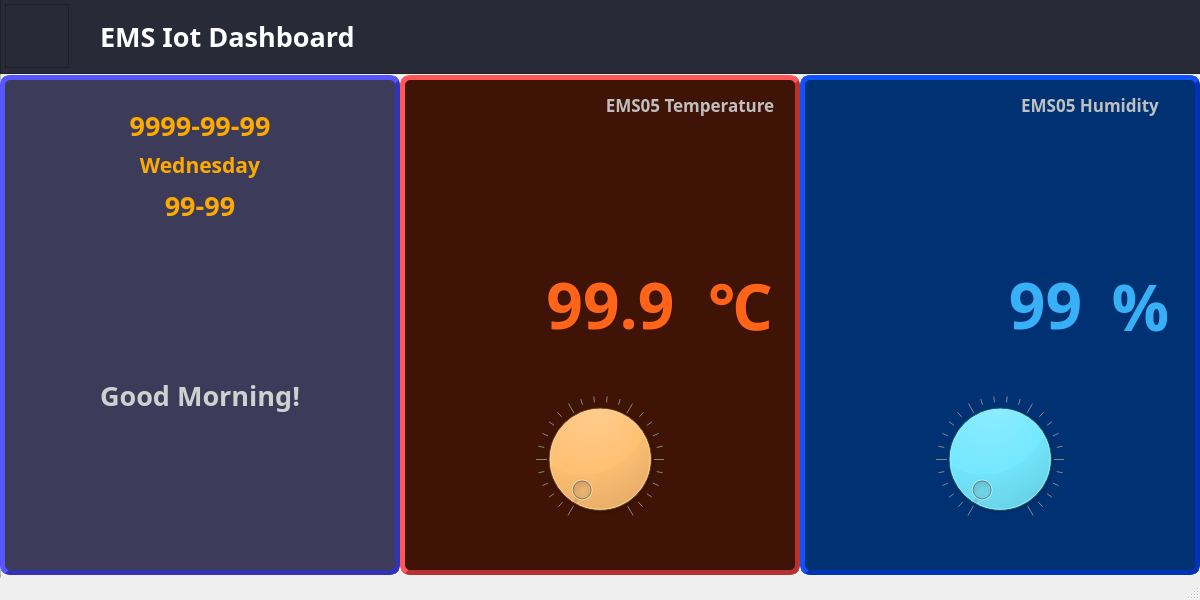
This is ui/dashboard.ui in ParkYongJun03/EMS_Comm as Qt 5 draws it before an edit. The edited form follows.
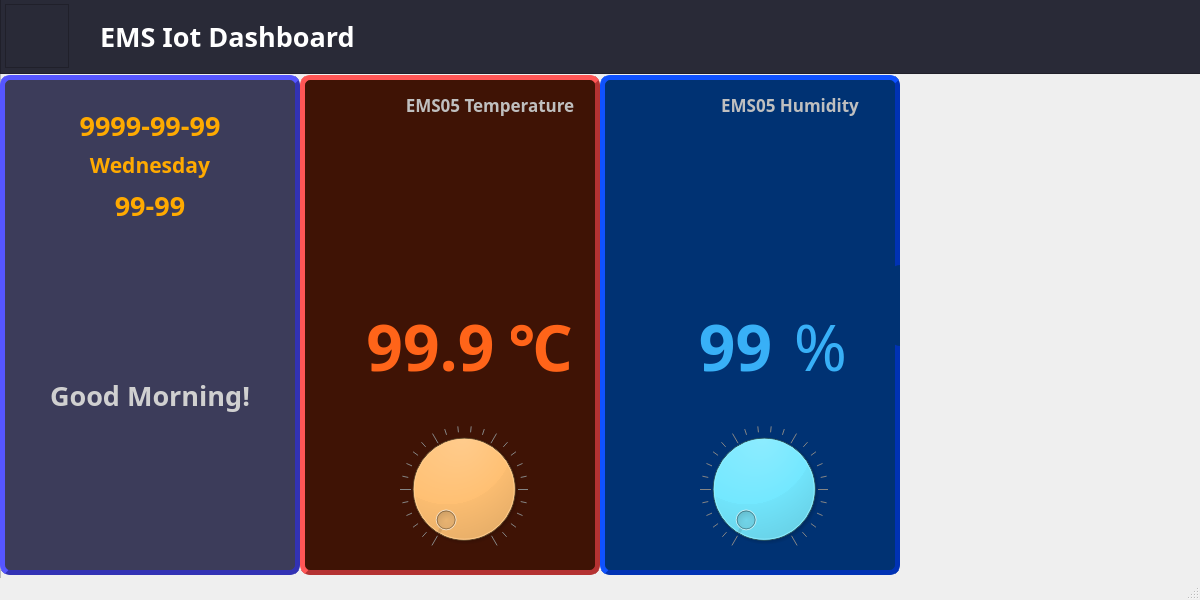
This is the edited form. Icons and pictures are not drawn.

What changed in the file:
```diff
--- a/ui/dashboard.ui
+++ b/ui/dashboard.ui
@@ -114,7 +114,7 @@
       <rect>
        <x>0</x>
        <y>75</y>
-       <width>400</width>
+       <width>300</width>
        <height>500</height>
       </rect>
      </property>
@@ -134,7 +134,7 @@
      <widget class="QFrame" name="weatherFrame">
       <property name="geometry">
        <rect>
-        <x>168</x>
+        <x>118</x>
         <y>180</y>
         <width>64</width>
         <height>64</height>
@@ -154,7 +154,7 @@
      <widget class="QLabel" name="lblDate">
       <property name="geometry">
        <rect>
-        <x>100</x>
+        <x>50</x>
         <y>30</y>
         <width>200</width>
         <height>40</height>
@@ -182,7 +182,7 @@
      <widget class="QLabel" name="lblDay">
       <property name="geometry">
        <rect>
-        <x>100</x>
+        <x>50</x>
         <y>70</y>
         <width>200</width>
         <height>40</height>
@@ -210,7 +210,7 @@
      <widget class="QLabel" name="lblTime">
       <property name="geometry">
        <rect>
-        <x>100</x>
+        <x>50</x>
         <y>110</y>
         <width>200</width>
         <height>40</height>
@@ -238,9 +238,9 @@
      <widget class="QLabel" name="lblGreeting">
       <property name="geometry">
        <rect>
-        <x>50</x>
+        <x>15</x>
         <y>300</y>
-        <width>300</width>
+        <width>270</width>
         <height>40</height>
        </rect>
       </property>
@@ -267,9 +267,9 @@
     <widget class="QFrame" name="tempFrame">
      <property name="geometry">
       <rect>
-       <x>400</x>
+       <x>300</x>
        <y>75</y>
-       <width>400</width>
+       <width>300</width>
        <height>500</height>
       </rect>
      </property>
@@ -289,8 +289,8 @@
      <widget class="QFrame" name="weatherFrame_3">
       <property name="geometry">
        <rect>
-        <x>40</x>
-        <y>40</y>
+        <x>30</x>
+        <y>70</y>
         <width>128</width>
         <height>128</height>
        </rect>
@@ -310,8 +310,8 @@
      <widget class="QLabel" name="lblCurrTemp">
       <property name="geometry">
        <rect>
-        <x>130</x>
-        <y>188</y>
+        <x>50</x>
+        <y>230</y>
         <width>161</width>
         <height>81</height>
        </rect>
@@ -338,7 +338,7 @@
      <widget class="QLabel" name="lblTempTitle">
       <property name="geometry">
        <rect>
-        <x>190</x>
+        <x>90</x>
         <y>10</y>
         <width>200</width>
         <height>40</height>
@@ -363,39 +363,11 @@
        <set>Qt::AlignCenter</set>
       </property>
      </widget>
-     <widget class="QLabel" name="lblCurrTemp_2">
-      <property name="geometry">
-       <rect>
-        <x>290</x>
-        <y>189</y>
-        <width>101</width>
-        <height>81</height>
-       </rect>
-      </property>
-      <property name="font">
-       <font>
-        <family>나눔고딕코딩</family>
-        <pointsize>48</pointsize>
-        <weight>75</weight>
-        <bold>true</bold>
-       </font>
-      </property>
-      <property name="styleSheet">
-       <string notr="true">color: rgb(255, 100, 25);
-border : none;</string>
-      </property>
-      <property name="text">
-       <string>℃</string>
-      </property>
-      <property name="alignment">
-       <set>Qt::AlignCenter</set>
-      </property>
-     </widget>
      <widget class="QDial" name="dial">
       <property name="geometry">
        <rect>
-        <x>136</x>
-        <y>320</y>
+        <x>100</x>
+        <y>350</y>
         <width>128</width>
         <height>128</height>
        </rect>
@@ -407,13 +379,46 @@
        <bool>true</bool>
       </property>
      </widget>
+     <widget class="QLabel" name="lblCurrTemp_2">
+      <property name="geometry">
+       <rect>
+        <x>190</x>
+        <y>230</y>
+        <width>101</width>
+        <height>81</height>
+       </rect>
+      </property>
+      <property name="font">
+       <font>
+        <family>나눔고딕코딩</family>
+        <pointsize>48</pointsize>
+        <weight>75</weight>
+        <bold>true</bold>
+       </font>
+      </property>
+      <property name="styleSheet">
+       <string notr="true">color: rgb(255, 100, 25);
+border : none;</string>
+      </property>
+      <property name="text">
+       <string>℃</string>
+      </property>
+      <property name="alignment">
+       <set>Qt::AlignCenter</set>
+      </property>
+     </widget>
+     <zorder>weatherFrame_3</zorder>
+     <zorder>lblTempTitle</zorder>
+     <zorder>dial</zorder>
+     <zorder>lblCurrTemp_2</zorder>
+     <zorder>lblCurrTemp</zorder>
     </widget>
     <widget class="QFrame" name="tempFrame_2">
      <property name="geometry">
       <rect>
-       <x>800</x>
+       <x>600</x>
        <y>75</y>
-       <width>400</width>
+       <width>300</width>
        <height>500</height>
       </rect>
      </property>
@@ -438,8 +443,8 @@
      <widget class="QFrame" name="weatherFrame_4">
       <property name="geometry">
        <rect>
-        <x>40</x>
-        <y>40</y>
+        <x>30</x>
+        <y>70</y>
         <width>128</width>
         <height>128</height>
        </rect>
@@ -459,8 +464,8 @@
      <widget class="QLabel" name="lblCurrTemp_3">
       <property name="geometry">
        <rect>
-        <x>190</x>
-        <y>188</y>
+        <x>80</x>
+        <y>230</y>
         <width>111</width>
         <height>81</height>
        </rect>
@@ -487,7 +492,7 @@
      <widget class="QLabel" name="lblTempTitle_2">
       <property name="geometry">
        <rect>
-        <x>190</x>
+        <x>90</x>
         <y>10</y>
         <width>200</width>
         <height>40</height>
@@ -543,8 +548,8 @@
      <widget class="QDial" name="dial_2">
       <property name="geometry">
        <rect>
-        <x>136</x>
-        <y>320</y>
+        <x>100</x>
+        <y>350</y>
         <width>128</width>
         <height>128</height>
        </rect>
@@ -556,6 +561,40 @@
        <bool>true</bool>
       </property>
      </widget>
+     <widget class="QLabel" name="lblCurrTemp_5">
+      <property name="geometry">
+       <rect>
+        <x>170</x>
+        <y>230</y>
+        <width>101</width>
+        <height>81</height>
+       </rect>
+      </property>
+      <property name="font">
+       <font>
+        <family>새굴림</family>
+        <pointsize>48</pointsize>
+        <weight>50</weight>
+        <bold>false</bold>
+       </font>
+      </property>
+      <property name="styleSheet">
+       <string notr="true">color: rgb(56, 176, 247);
+border : none;</string>
+      </property>
+      <property name="text">
+       <string>%</string>
+      </property>
+      <property name="alignment">
+       <set>Qt::AlignCenter</set>
+      </property>
+     </widget>
+     <zorder>weatherFrame_4</zorder>
+     <zorder>lblTempTitle_2</zorder>
+     <zorder>lblCurrTemp_4</zorder>
+     <zorder>dial_2</zorder>
+     <zorder>lblCurrTemp_5</zorder>
+     <zorder>lblCurrTemp_3</zorder>
     </widget>
    </widget>
   </widget>
```
Left out of the diff: 4 changed lines with no effect on the pictures.
